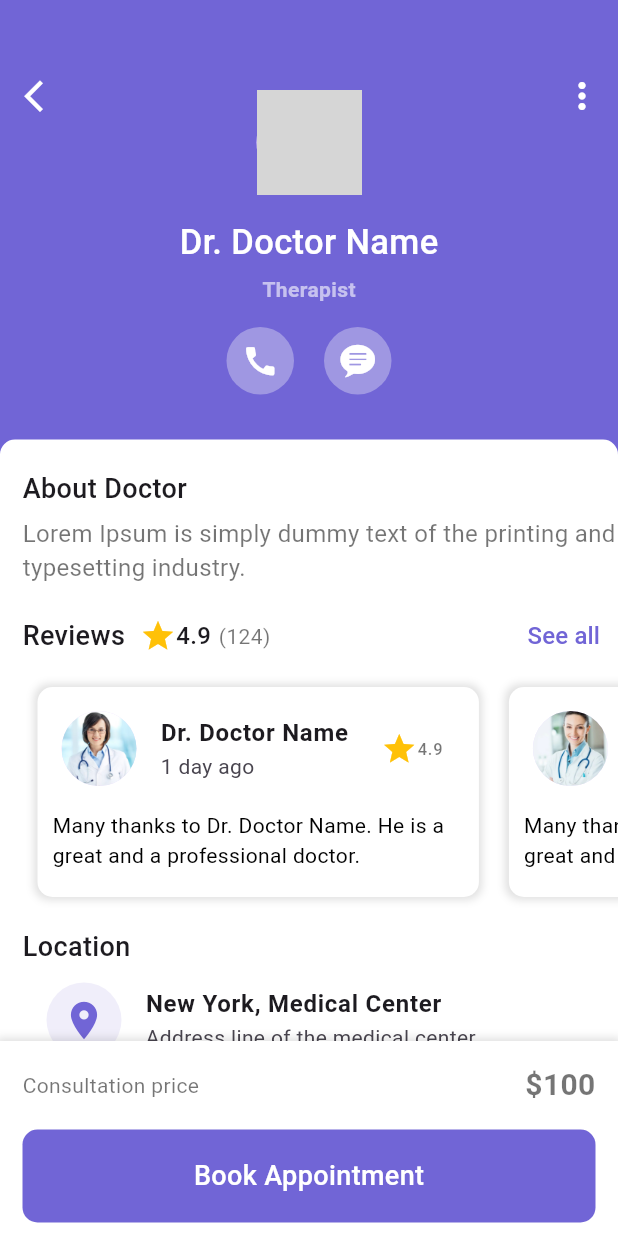
After one commit to mayankbaranwal0/insta-doc, a Flutter app: the AppointmentScreen screen opened directly, on a phone screen of 412 x 824 dp. The commit adds this screen. Run offline on Flutter 3.47's test engine with Material 3 defaults, Android fonts, the phone set to English and light mode, and no system bars; missing offline and left inert: custom_clippers; grey boxes are pictures that could not be loaded.

Commit message:
feat: add appointment and messages screens

```diff
--- /dev/null
+++ b/lib/screens/appointment_screen.dart
@@ -0,0 +1,344 @@
+import 'package:flutter/cupertino.dart';
+import 'package:flutter/material.dart';
+
+class AppointmentScreen extends StatelessWidget {
+  final List images = [
+    "doctor1.jpg",
+    "doctor2.jpg",
+    "doctor3.jpg",
+    "doctor4.jpg",
+  ];
+
+  AppointmentScreen({super.key});
+
+  @override
+  Widget build(BuildContext context) {
+    return Scaffold(
+      backgroundColor: const Color(0xFF7165D6),
+      body: SingleChildScrollView(
+        child: Column(
+          children: [
+            const SizedBox(height: 50),
+            Padding(
+              padding: const EdgeInsets.symmetric(horizontal: 10),
+              child: Stack(
+                children: [
+                  Row(
+                    mainAxisAlignment: MainAxisAlignment.spaceBetween,
+                    children: [
+                      InkWell(
+                        onTap: () {
+                          Navigator.pop(context);
+                        },
+                        child: const Icon(
+                          Icons.arrow_back_ios_new,
+                          color: Colors.white,
+                          size: 25,
+                        ),
+                      ),
+                      const Icon(
+                        Icons.more_vert,
+                        color: Colors.white,
+                        size: 28,
+                      ),
+                    ],
+                  ),
+                  Padding(
+                    padding: const EdgeInsets.symmetric(vertical: 10),
+                    child: Column(
+                      mainAxisAlignment: MainAxisAlignment.spaceEvenly,
+                      children: [
+                        const CircleAvatar(
+                          radius: 35,
+                          backgroundImage: AssetImage("images/doctor1.jpg"),
+                        ),
+                        const SizedBox(height: 15),
+                        const Text(
+                          "Dr. Doctor Name",
+                          style: TextStyle(
+                            fontSize: 23,
+                            fontWeight: FontWeight.w500,
+                            color: Colors.white,
+                          ),
+                        ),
+                        const SizedBox(height: 5),
+                        const Text(
+                          "Therapist",
+                          style: TextStyle(
+                            color: Colors.white60,
+                            fontWeight: FontWeight.bold,
+                          ),
+                        ),
+                        const SizedBox(height: 15),
+                        Row(
+                          mainAxisAlignment: MainAxisAlignment.center,
+                          children: [
+                            Container(
+                              padding: const EdgeInsets.all(10),
+                              decoration: const BoxDecoration(
+                                color: Color(0xFF9F97E2),
+                                shape: BoxShape.circle,
+                              ),
+                              child: const Icon(
+                                Icons.call,
+                                color: Colors.white,
+                                size: 25,
+                              ),
+                            ),
+                            const SizedBox(width: 20),
+                            Container(
+                              padding: const EdgeInsets.all(10),
+                              decoration: const BoxDecoration(
+                                color: Color(0xFF9F97E2),
+                                shape: BoxShape.circle,
+                              ),
+                              child: const Icon(
+                                CupertinoIcons.chat_bubble_text_fill,
+                                color: Colors.white,
+                                size: 25,
+                              ),
+                            ),
+                          ],
+                        ),
+                      ],
+                    ),
+                  ),
+                ],
+              ),
+            ),
+            const SizedBox(height: 20),
+            Container(
+              height: MediaQuery.of(context).size.height / 1.5,
+              width: double.infinity,
+              padding: const EdgeInsets.only(
+                top: 20,
+                left: 15,
+              ),
+              decoration: const BoxDecoration(
+                color: Colors.white,
+                borderRadius: BorderRadius.only(
+                  topLeft: Radius.circular(10),
+                  topRight: Radius.circular(10),
+                ),
+              ),
+              child: Column(
+                crossAxisAlignment: CrossAxisAlignment.start,
+                mainAxisSize: MainAxisSize.max,
+                children: [
+                  const Text(
+                    "About Doctor",
+                    style: TextStyle(fontSize: 18, fontWeight: FontWeight.w500),
+                  ),
+                  const SizedBox(height: 5),
+                  const Text(
+                    "Lorem Ipsum is simply dummy text of the printing and typesetting industry.",
+                    style: TextStyle(fontSize: 16, color: Colors.black54),
+                  ),
+                  const SizedBox(height: 10),
+                  Row(
+                    children: [
+                      const Text(
+                        "Reviews",
+                        style: TextStyle(
+                            fontSize: 18, fontWeight: FontWeight.w500),
+                      ),
+                      const SizedBox(width: 10),
+                      const Icon(Icons.star, color: Colors.amber),
+                      const Text(
+                        "4.9",
+                        style: TextStyle(
+                          fontWeight: FontWeight.w500,
+                          fontSize: 16,
+                        ),
+                      ),
+                      const SizedBox(width: 5),
+                      const Text(
+                        "(124)",
+                        style: TextStyle(color: Colors.black54),
+                      ),
+                      const Spacer(),
+                      TextButton(
+                        onPressed: () {},
+                        child: const Text(
+                          "See all",
+                          style: TextStyle(
+                            color: Color(0xFF7165D6),
+                            fontWeight: FontWeight.w500,
+                            fontSize: 16,
+                          ),
+                        ),
+                      ),
+                    ],
+                  ),
+                  SizedBox(
+                    height: 160,
+                    // width: 200,
+                    child: ListView.builder(
+                      scrollDirection: Axis.horizontal,
+                      itemCount: 4,
+                      itemBuilder: (context, index) {
+                        return Container(
+                          margin: const EdgeInsets.all(10),
+                          padding: const EdgeInsets.symmetric(vertical: 5),
+                          decoration: BoxDecoration(
+                            color: Colors.white,
+                            borderRadius: BorderRadius.circular(10),
+                            boxShadow: const [
+                              BoxShadow(
+                                color: Colors.black12,
+                                blurRadius: 4,
+                                spreadRadius: 2,
+                              ),
+                            ],
+                          ),
+                          child: SizedBox(
+                            width: MediaQuery.of(context).size.width / 1.4,
+                            child: Column(
+                              children: [
+                                ListTile(
+                                  leading: CircleAvatar(
+                                    radius: 25,
+                                    backgroundImage:
+                                        AssetImage("assets/images/${images[index]}"),
+                                  ),
+                                  title: const Text(
+                                    "Dr. Doctor Name",
+                                    style: TextStyle(
+                                      fontWeight: FontWeight.bold,
+                                    ),
+                                  ),
+                                  subtitle: const Text("1 day ago"),
+                                  trailing: const Row(
+                                    mainAxisSize: MainAxisSize.min,
+                                    mainAxisAlignment: MainAxisAlignment.center,
+                                    children: [
+                                      Icon(
+                                        Icons.star,
+                                        color: Colors.amber,
+                                      ),
+                                      Text(
+                                        "4.9",
+                                        style: TextStyle(
+                                          color: Colors.black54,
+                                        ),
+                                      ),
+                                    ],
+                                  ),
+                                ),
+                                const SizedBox(height: 5),
+                                const Padding(
+                                  padding: EdgeInsets.symmetric(
+                                      horizontal: 10),
+                                  child: Text(
+                                    maxLines: 2,
+                                    overflow: TextOverflow.ellipsis,
+                                    "Many thanks to Dr. Doctor Name. He is a great and a professional doctor.",
+                                    style: TextStyle(
+                                      color: Colors.black,
+                                    ),
+                                  ),
+                                ),
+                              ],
+                            ),
+                          ),
+                        );
+                      },
+                    ),
+                  ),
+                  const SizedBox(height: 10),
+                  const Text(
+                    "Location",
+                    style: TextStyle(
+                      fontSize: 18,
+                      fontWeight: FontWeight.w500,
+                    ),
+                  ),
+                  ListTile(
+                    leading: Container(
+                      padding: const EdgeInsets.all(10),
+                      decoration: const BoxDecoration(
+                        color: Color(0xFFF0EEFA),
+                        shape: BoxShape.circle,
+                      ),
+                      child: const Icon(
+                        Icons.location_on,
+                        color: Color(0xFF7165D6),
+                        size: 30,
+                      ),
+                    ),
+                    title: const Text(
+                      "New York, Medical Center",
+                      style: TextStyle(
+                        fontWeight: FontWeight.bold,
+                      ),
+                    ),
+                    subtitle: const Text("Address line of the medical center"),
+                  ),
+                ],
+              ),
+            ),
+          ],
+        ),
+      ),
+      bottomNavigationBar: Container(
+        padding: const EdgeInsets.all(15),
+        height: 130,
+        decoration: const BoxDecoration(
+          color: Colors.white,
+          boxShadow: [
+            BoxShadow(
+              color: Colors.black12,
+              blurRadius: 4,
+              spreadRadius: 2,
+            ),
+          ],
+        ),
+        child: Column(
+          children: [
+            const Row(
+              mainAxisAlignment: MainAxisAlignment.spaceBetween,
+              children: [
+                Text(
+                  "Consultation price",
+                  style: TextStyle(
+                    color: Colors.black54,
+                  ),
+                ),
+                Text(
+                  "\$100",
+                  style: TextStyle(
+                    color: Colors.black54,
+                    fontSize: 20,
+                    fontWeight: FontWeight.bold,
+                  ),
+                ),
+              ],
+            ),
+            const SizedBox(height: 15),
+            InkWell(
+              onTap: () {},
+              child: Container(
+                width: MediaQuery.of(context).size.width,
+                padding: const EdgeInsets.symmetric(vertical: 18),
+                decoration: BoxDecoration(
+                  color: const Color(0xFF7165D6),
+                  borderRadius: BorderRadius.circular(10),
+                ),
+                child: const Center(
+                  child: Text(
+                    "Book Appointment",
+                    style: TextStyle(
+                      color: Colors.white,
+                      fontSize: 18,
+                      fontWeight: FontWeight.w500,
+                    ),
+                  ),
+                ),
+              ),
+            ),
+          ],
+        ),
+      ),
+    );
+  }
+}
--- a/lib/widgets/navbar_roots.dart
+++ b/lib/widgets/navbar_roots.dart
@@ -2,6 +2,7 @@ import 'package:flutter/cupertino.dart';
 import 'package:flutter/material.dart';
 
 import '../screens/home_screen.dart';
+import '../screens/messages_screen.dart';
 
 class NavbarRoots extends StatefulWidget {
   const NavbarRoots({super.key});
@@ -14,6 +15,7 @@ class _NavbarRootsState extends State<NavbarRoots> {
   int _selectedIndex = 0;
   final _screens = [
     HomeScreen(),
+    MessagesScreen(),
   ];
 
   @override
@@ -43,6 +45,10 @@ class _NavbarRootsState extends State<NavbarRoots> {
               icon: Icon(CupertinoIcons.house_fill),
               label: "Home",
             ),
+            BottomNavigationBarItem(
+              icon: Icon(CupertinoIcons.chat_bubble_text_fill),
+              label: "Messages",
+            ),
           ],
         ),
       ),
```
Also changed, not shown: lib/screens/chat_screen.dart (added, +129 -0 lines), lib/screens/home_screen.dart (+10 -2 lines), lib/screens/messages_screen.dart (added, +183 -0 lines), lib/widgets/chat_sample.dart (added, +51 -0 lines), pubspec.yaml (+4 -11 lines), pubspec.lock.
